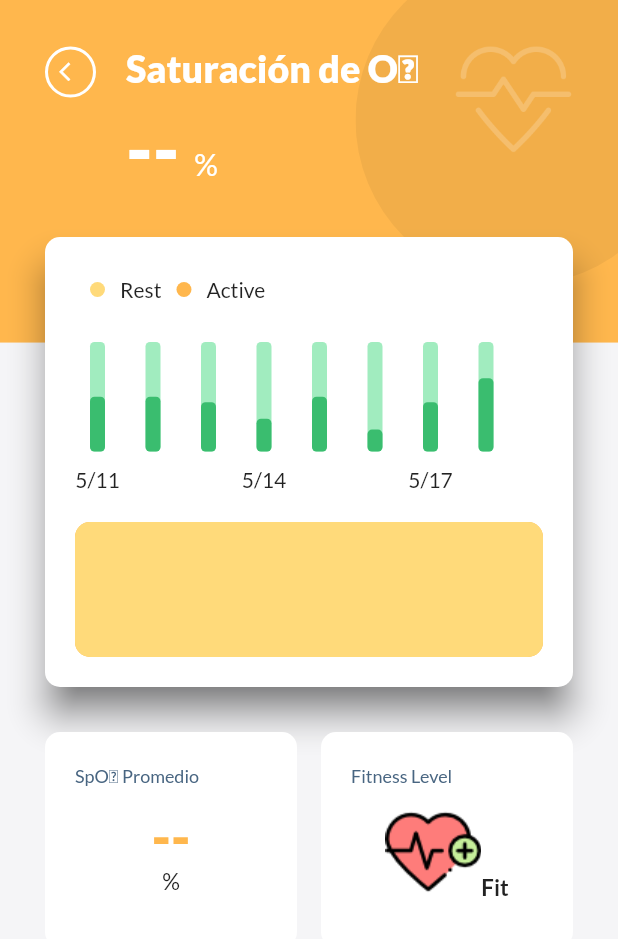
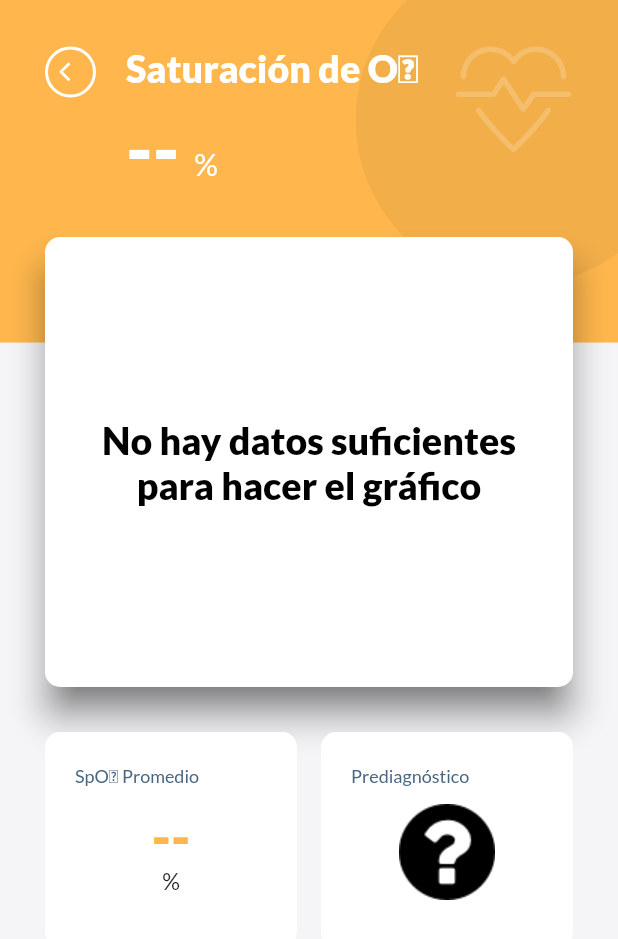
Before and after one commit to CesarSP99/covid-patients-monitor, a Flutter app: the DetailsSpO2Screen screen opened directly with empty values, on a phone screen of 412 x 824 dp. Shown: the top 939 px of the screen. Run offline on Flutter 3.47's test engine with Material 2 defaults, Android fonts, the phone set to English and light mode, and no system bars; our stand-ins replace google_fonts; network calls fail.

Commit message:
Version Final

```diff
--- a/lib/main.dart
+++ b/lib/main.dart
@@ -10,6 +10,7 @@ class MyApp extends StatelessWidget {
     return MaterialApp(
       title: Constants.appName,
       theme: Constants.lighTheme(context),
+      debugShowCheckedModeBanner: false,
       home: PatientSelector(),
     );
   }
--- a/lib/models/lectura.dart
+++ b/lib/models/lectura.dart
@@ -18,7 +18,7 @@ class Lectura {
 
   int idLectura;
   int idPaciente;
-  int ritmoCardiaco;
+  double ritmoCardiaco;
   int saturacionOxigeno;
   DateTime fechaMedicion;
   dynamic idPacienteNavigation;
@@ -26,7 +26,7 @@ class Lectura {
   factory Lectura.fromJson(Map<String, dynamic> json) => Lectura(
         idLectura: json["idLectura"],
         idPaciente: json["idPaciente"],
-        ritmoCardiaco: json["ritmoCardiaco"],
+        ritmoCardiaco: json["ritmoCardiaco"].toDouble(),
         saturacionOxigeno: json["saturacionOxigeno"],
         fechaMedicion: DateTime.parse(json["fechaMedicion"]),
         idPacienteNavigation: json["idPacienteNavigation"],
--- a/lib/screens/details_oxygen.dart
+++ b/lib/screens/details_oxygen.dart
@@ -1,3 +1,4 @@
+import 'package:fl_chart/fl_chart.dart';
 import 'package:flutter/cupertino.dart';
 import 'package:flutter/material.dart';
 import 'package:monitor/models/lectura.dart';
@@ -5,7 +6,6 @@ import 'package:monitor/models/paciente.dart';
 import '../utils/const.dart';
 import '../widgets/custom_clipper.dart';
 import '../widgets/grid_item.dart';
-import '../widgets/progress_vertical.dart';
 
 class DetailsSpO2Screen extends StatefulWidget {
   final Paciente paciente;
@@ -21,6 +21,7 @@ class _DetailsSpO2ScreenState extends State<DetailsSpO2Screen> {
   String spo2;
   Paciente paciente;
   List<Lectura> lecturas;
+  double promedio;
 
   @override
   void initState() {
@@ -28,8 +29,14 @@ class _DetailsSpO2ScreenState extends State<DetailsSpO2Screen> {
     spo2 = "--";
     paciente = widget.paciente;
     lecturas = widget.lecturas;
+    promedio = 0;
     if (lecturas.isNotEmpty) {
-      spo2 = lecturas.last.ritmoCardiaco.toString();
+      spo2 = lecturas.last.saturacionOxigeno.toString();
+      int acumulador = 0;
+      lecturas.forEach((element) {
+        acumulador += element.saturacionOxigeno;
+      });
+      promedio = acumulador / lecturas.length;
     }
   }
 
@@ -157,107 +164,84 @@ class _DetailsSpO2ScreenState extends State<DetailsSpO2Screen> {
                   type: MaterialType.card,
                   elevation: 10, borderRadius: new BorderRadius.circular(10.0),
                   child: Container(
-                    padding: EdgeInsets.all(20.0),
+                    padding: EdgeInsets.all(10.0),
                     height: 300,
-                    child: Column(
-                      children: <Widget>[
-                        // Rest Active Legend
-                        Row(
-                          mainAxisAlignment: MainAxisAlignment.start,
-                          children: <Widget>[
-                            Container(
-                              margin: EdgeInsets.all(10.0),
-                              width: 10,
-                              height: 10,
-                              decoration: BoxDecoration(
-                                  color: Constants.lightYellow,
-                                  shape: BoxShape.circle),
+                    child: lecturas.length >= 5
+                        ? Padding(
+                            padding: EdgeInsets.only(
+                              bottom: 10,
+                              top: 20,
+                              left: 20,
+                              right: 20,
                             ),
-                            Text("Rest"),
-                            Container(
-                              margin: EdgeInsets.only(left: 10.0, right: 10.0),
-                              width: 10,
-                              height: 10,
-                              decoration: BoxDecoration(
-                                  color: Constants.darkOrange,
-                                  shape: BoxShape.circle),
+                            child: LineChart(
+                              LineChartData(
+                                minX: 0,
+                                maxX: 6,
+                                minY: 70,
+                                maxY: 100,
+                                borderData: FlBorderData(
+                                  show: false,
                                 ),
-                            Text("Active"),
+                                titlesData: getTitleData(),
+                                gridData: getGridData(),
+                                lineBarsData: [
+                                  LineChartBarData(
+                                    isCurved: true,
+                                    belowBarData: BarAreaData(
+                                      show: true,
+                                      colors: [
+                                        Constants.lightYellow.withOpacity(0.3)
                                       ],
                                     ),
-                        SizedBox(height: 20),
-                        // Main Cards - Heartbeat and Blood Pressure
-                        Container(
-                          height: 100,
-                          child: ListView(
-                            scrollDirection: Axis.horizontal,
-                            children: <Widget>[
-                              ProgressVertical(
-                                value: 50,
-                                date: "5/11",
-                                isShowDate: true,
+                                    colors: [Constants.darkOrange],
+                                    spots: [
+                                      FlSpot(
+                                        1,
+                                        lecturas[lecturas.length - 5]
+                                            .saturacionOxigeno
+                                            .toDouble(),
                                       ),
-                              ProgressVertical(
-                                value: 50,
-                                date: "5/12",
-                                isShowDate: false,
+                                      FlSpot(
+                                        2,
+                                        lecturas[lecturas.length - 4]
+                                            .saturacionOxigeno
+                                            .toDouble(),
                                       ),
-                              ProgressVertical(
-                                value: 45,
-                                date: "5/13",
-                                isShowDate: false,
+                                      FlSpot(
+                                        3,
+                                        lecturas[lecturas.length - 3]
+                                            .saturacionOxigeno
+                                            .toDouble(),
                                       ),
-                              ProgressVertical(
-                                value: 30,
-                                date: "5/14",
-                                isShowDate: true,
+                                      FlSpot(
+                                        4,
+                                        lecturas[lecturas.length - 2]
+                                            .saturacionOxigeno
+                                            .toDouble(),
                                       ),
-                              ProgressVertical(
-                                value: 50,
-                                date: "5/15",
-                                isShowDate: false,
+                                      FlSpot(
+                                        5,
+                                        lecturas[lecturas.length - 1]
+                                            .saturacionOxigeno
+                                            .toDouble(),
                                       ),
-                              ProgressVertical(
-                                value: 20,
-                                date: "5/16",
-                                isShowDate: false,
-                              ),
-                              ProgressVertical(
-                                value: 45,
-                                date: "5/17",
-                                isShowDate: true,
-                              ),
-                              ProgressVertical(
-                                value: 67,
-                                date: "5/18",
-                                isShowDate: false,
+                                    ],
                                   ),
                                 ],
                               ),
                             ),
-                        SizedBox(height: 20),
-                        // Line Graph
-                        Expanded(
-                          child: Container(
-                              decoration: new BoxDecoration(
-                                borderRadius:
-                                    BorderRadius.all(Radius.circular(10.0)),
-                                shape: BoxShape.rectangle,
-                                color: Constants.darkOrange,
+                          )
+                        : Center(
+                            child: Text(
+                              "No hay datos suficientes para hacer el gráfico",
+                              style: TextStyle(
+                                fontSize: 25,
+                                fontWeight: FontWeight.w900,
+                                color: Colors.black,
                               ),
-                              child: ClipPath(
-                                clipper: MyCustomClipper(
-                                    clipType: ClipType.multiple),
-                                child: Container(
-                                    decoration: new BoxDecoration(
-                                  borderRadius:
-                                      BorderRadius.all(Radius.circular(10.0)),
-                                  shape: BoxShape.rectangle,
-                                  color: Constants.lightYellow,
-                                )),
-                              )),
+                              textAlign: TextAlign.center,
                             ),
-                      ],
                           ),
                   ), // added
                 ),
@@ -280,7 +264,9 @@ class _DetailsSpO2ScreenState extends State<DetailsSpO2Screen> {
                           return GridItem(
                               status: "SpO₂ Promedio",
                               time: "",
-                              value: "--",
+                              value: promedio != 0
+                                  ? promedio.toInt().toString()
+                                  : '--',
                               unit: "%",
                               color: Constants.darkOrange,
                               image: null,
@@ -288,13 +274,17 @@ class _DetailsSpO2ScreenState extends State<DetailsSpO2Screen> {
                           break;
                         case 1:
                           return GridItem(
-                            status: "Fitness Level",
+                            status: "Prediagnóstico",
                             time: "",
                             value: "",
                             unit: "",
                             color: Constants.darkOrange,
-                            image: AssetImage("assets/icons/Heart.png"),
-                            remarks: "Fit",
+                            image: lecturas.isNotEmpty
+                                ? lecturas.last.saturacionOxigeno >= 90
+                                    ? AssetImage("assets/icons/Heart.png")
+                                    : AssetImage("assets/icons/Sick.png")
+                                : AssetImage("assets/icons/Unknown.png"),
+                            remarks: "",
                           );
                           break;
                         default:
@@ -320,3 +310,52 @@ class _DetailsSpO2ScreenState extends State<DetailsSpO2Screen> {
     );
   }
 }
+
+FlGridData getGridData() {
+  return FlGridData(
+    show: true,
+    getDrawingHorizontalLine: (value) {
+      return FlLine(
+        color: Constants.darkOrange,
+        strokeWidth: value % 5 == 0 ? 1 : 0,
+      );
+    },
+    drawVerticalLine: true,
+    getDrawingVerticalLine: (value) {
+      return FlLine(
+        color: Constants.darkOrange,
+        strokeWidth: 1,
+      );
+    },
+  );
+}
+
+FlTitlesData getTitleData() {
+  return FlTitlesData(
+    show: true,
+    bottomTitles: SideTitles(
+      showTitles: true,
+      reservedSize: 22,
+      getTextStyles: (value) => const TextStyle(
+        color: Colors.blueGrey,
+        fontSize: 15,
+      ),
+      getTitles: (value) {
+        return value == 0 || value == 6 ? '' : '${value.toInt()}';
+      },
+      margin: 8,
+    ),
+    leftTitles: SideTitles(
+      showTitles: true,
+      reservedSize: 22,
+      getTextStyles: (value) => TextStyle(
+        color: Colors.blueGrey,
+        fontSize: value == 100 ? 12 : 15,
+      ),
+      getTitles: (value) {
+        return value % 5 == 0 ? '${value.toInt()}%' : '';
+      },
+      margin: 8,
+    ),
+  );
+}
--- a/lib/screens/patient_selector.dart
+++ b/lib/screens/patient_selector.dart
@@ -4,7 +4,6 @@ import 'package:monitor/models/paciente.dart';
 import 'package:monitor/screens/patient_data.dart';
 import '../utils/const.dart';
 import '../widgets/custom_clipper.dart';
-import 'dart:math' as math;
 import 'package:http/http.dart' as http;
 
 class PatientSelector extends StatefulWidget {
@@ -92,9 +91,6 @@ class _PatientSelectorState extends State<PatientSelector> {
                     itemCount: listaDePacientes.length,
                     itemBuilder: (context, index) {
                       Paciente paciente = listaDePacientes[index];
-                      var baseColor =
-                          Color((math.Random().nextDouble() * 0xFFFFFF).toInt())
-                              .withOpacity(1.0);
                       return Card(
                         elevation: 5,
                         child: ListTile(
```
Also changed, not shown: lib/screens/detail_bpm.dart (+151 -90 lines), lib/screens/patient_data.dart (+21 -3 lines), assets/icons/Unknown.png (added), 1 other file. Lines whose indentation alone changed are shown as unchanged.
